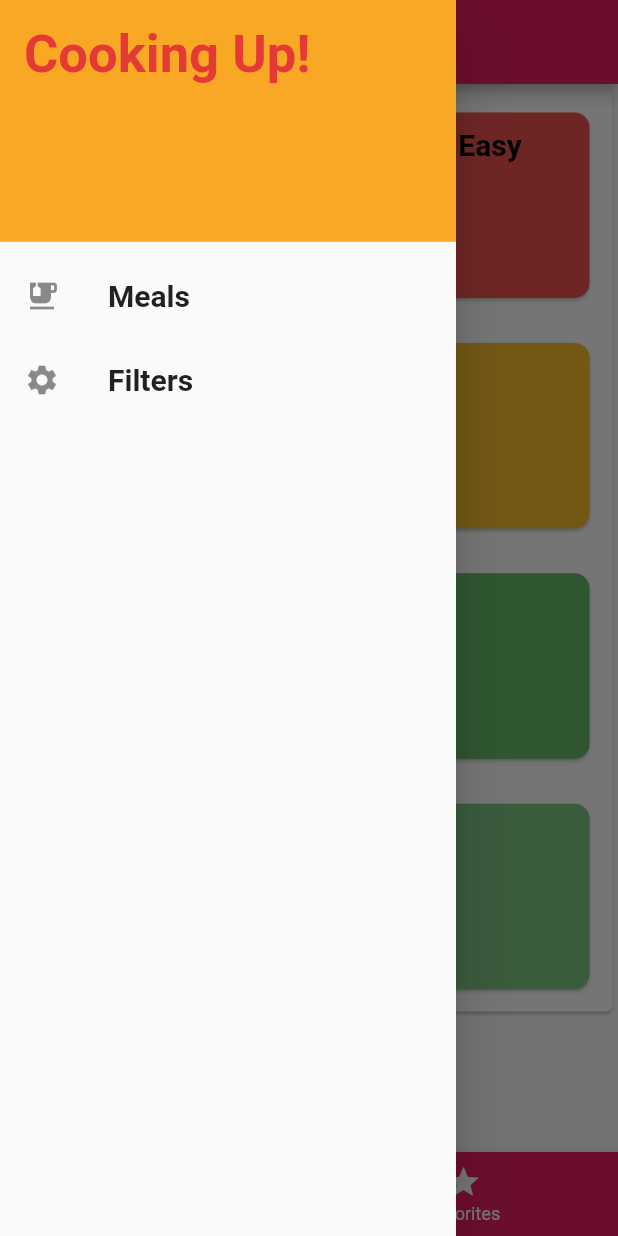
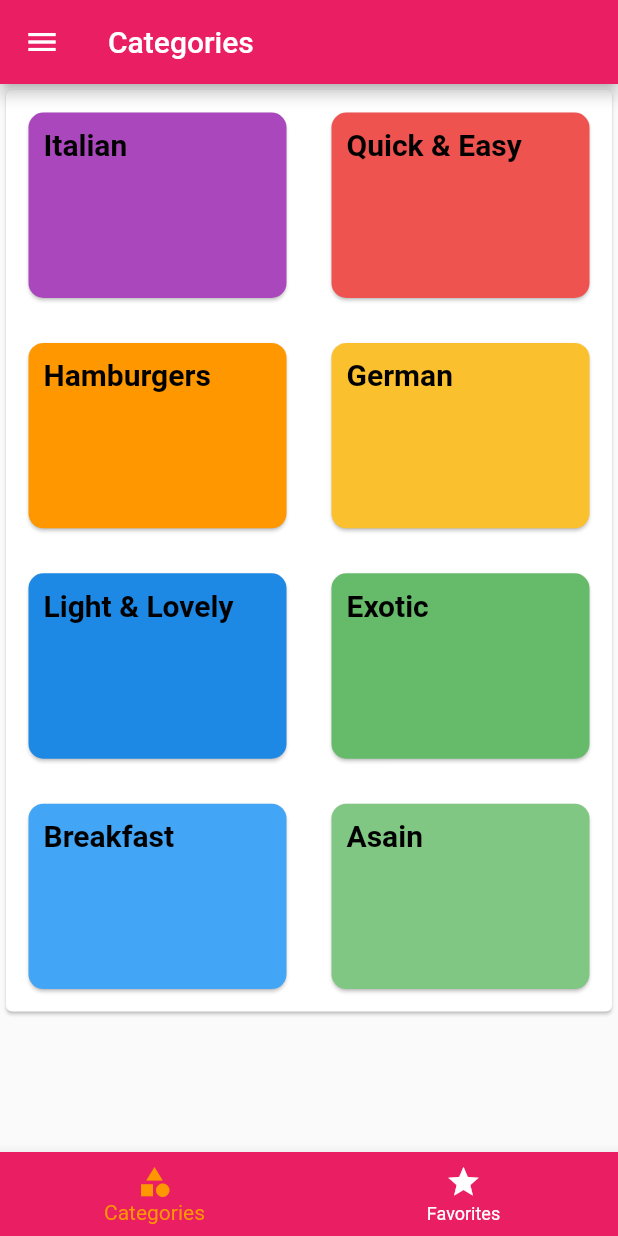
Before and after one commit to Punlork/mealapp, a Flutter app: the screen it shows after launch, in the side drawer, after a tap on "Meals", on a phone screen of 412 x 824 dp. Run offline on Flutter 3.47's test engine with Material 2 defaults, Android fonts, the phone set to English and light mode, and no system bars.

```diff
--- a/lib/main.dart
+++ b/lib/main.dart
@@ -2,11 +2,17 @@
 
 import 'package:flutter/material.dart';
 
-import './models/home_page.dart';
+import './widgets/home_page.dart';
+import './widgets/filter_page.dart';
 
 void main() => runApp(MyApp());
 
 class MyApp extends StatelessWidget {
+  final routes = <String, WidgetBuilder>{
+    HomePage.tag: (context) => HomePage(),
+    FilterPage.tag: (context) => const FilterPage(),
+  };
+
   @override
   Widget build(BuildContext context) {
     const String _category = 'Categories';
@@ -16,6 +22,7 @@ class MyApp extends StatelessWidget {
       theme: ThemeData(primaryColor: Colors.pink),
       home: HomePage(),
       debugShowCheckedModeBanner: false,
+      routes: routes,
     );
   }
 }
--- /dev/null
+++ b/lib/widgets/drawer.dart
@@ -0,0 +1,59 @@
+import 'package:flutter/material.dart';
+
+import 'filter_page.dart';
+import 'home_page.dart';
+
+class DrawerList extends StatelessWidget {
+  const DrawerList({Key? key}) : super(key: key);
+
+  @override
+  Widget build(BuildContext context) {
+    return Drawer(
+      child: ListView(
+        padding: EdgeInsets.zero,
+        children: [
+          DrawerHeader(
+            decoration: BoxDecoration(
+              color: Colors.yellow.shade800,
+            ),
+            child: Text(
+              'Cooking Up!',
+              textAlign: TextAlign.left,
+              style: TextStyle(
+                color: Colors.red.shade600,
+                fontWeight: FontWeight.bold,
+                fontSize: 35,
+              ),
+            ),
+          ),
+          ListTile(
+            leading: const Icon(Icons.emoji_food_beverage),
+            title: const Text(
+              'Meals',
+              style: TextStyle(
+                fontWeight: FontWeight.bold,
+                fontSize: 20,
+              ),
+            ),
+            onTap: () {
+              Navigator.of(context).pushNamed(HomePage.tag);
+            },
+          ),
+          ListTile(
+            leading: const Icon(Icons.settings),
+            title: const Text(
+              'Filters',
+              style: TextStyle(
+                fontWeight: FontWeight.bold,
+                fontSize: 20,
+              ),
+            ),
+            onTap: () {
+              Navigator.of(context).pushNamed(FilterPage.tag);
+            },
+          ),
+        ],
+      ),
+    );
+  }
+}
--- a/lib/models/home_page.dart
+++ b/lib/widgets/home_page.dart
@@ -1,9 +1,10 @@
-// ignore_for_file: use_key_in_widget_constructors
+import 'package:flutter/material.dart';
 
-import 'package:flutter/material.dart';
+import './drawer.dart';
 
 class HomePage extends StatelessWidget {
   static String tag = 'home-tag';
+  HomePage({Key? key}) : super(key: key);
 
   Widget mealCategories(
     Size mediaQuery,
@@ -38,50 +39,6 @@ class HomePage extends StatelessWidget {
     );
   }
 
-  final drawer = Drawer(
-    child: ListView(
-      padding: EdgeInsets.zero,
-      children: [
-        DrawerHeader(
-          decoration: BoxDecoration(
-            color: Colors.yellow.shade800,
-          ),
-          child: Text(
-            'Cooking Up!',
-            textAlign: TextAlign.left,
-            style: TextStyle(
-              color: Colors.red.shade600,
-              fontWeight: FontWeight.bold,
-              fontSize: 35,
-            ),
-          ),
-        ),
-        ListTile(
-          leading: const Icon(Icons.emoji_food_beverage),
-          title: const Text(
-            'Meals',
-            style: TextStyle(
-              fontWeight: FontWeight.bold,
-              fontSize: 20,
-            ),
-          ),
-          onTap: () {},
-        ),
-        ListTile(
-          leading: const Icon(Icons.settings),
-          title: const Text(
-            'Filters',
-            style: TextStyle(
-              fontWeight: FontWeight.bold,
-              fontSize: 20,
-            ),
-          ),
-          onTap: () {},
-        ),
-      ],
-    ),
-  );
-
   final buttomNavi = BottomNavigationBar(
     backgroundColor: Colors.pink,
     selectedItemColor: Colors.orange,
@@ -110,7 +67,7 @@ class HomePage extends StatelessWidget {
       appBar: AppBar(
         title: const Text('Categories'),
       ),
-      drawer: drawer,
+      drawer: const DrawerList(),
       body: Card(
         child: Table(
           children: [
```
Also changed, not shown: lib/widgets/filter_page.dart (added, +118 -0 lines).
